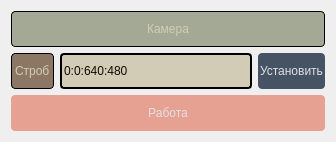
First picture: the form in gui_files/widget_camera_control.ui, repository orizonti/PROJ_TRACKING_PROB, before the edit.
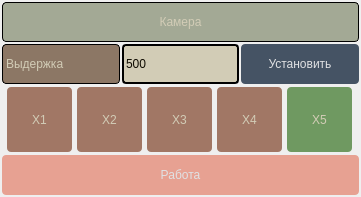
Second picture: the form after the edit. Icons and pictures are not drawn.

What changed in the file:
```diff
--- a/gui_files/widget_camera_control.ui
+++ b/gui_files/widget_camera_control.ui
@@ -6,8 +6,8 @@
    <rect>
     <x>0</x>
     <y>0</y>
-    <width>336</width>
-    <height>142</height>
+    <width>361</width>
+    <height>197</height>
    </rect>
   </property>
   <property name="windowTitle">
@@ -1320,6 +1320,21 @@
 }</string>
   </property>
   <layout class="QGridLayout" name="gridLayout">
+   <property name="leftMargin">
+    <number>2</number>
+   </property>
+   <property name="topMargin">
+    <number>2</number>
+   </property>
+   <property name="rightMargin">
+    <number>2</number>
+   </property>
+   <property name="bottomMargin">
+    <number>2</number>
+   </property>
+   <property name="spacing">
+    <number>2</number>
+   </property>
    <item row="0" column="0">
     <widget class="QLabel" name="label">
      <property name="styleSheet">
@@ -1356,14 +1371,14 @@
 }</string>
        </property>
        <property name="text">
-        <string>Строб</string>
+        <string>Выдержка</string>
        </property>
       </widget>
      </item>
      <item>
       <widget class="QLineEdit" name="lineEditROI">
        <property name="sizePolicy">
-        <sizepolicy hsizetype="Expanding" vsizetype="Minimum">
+        <sizepolicy hsizetype="Preferred" vsizetype="Minimum">
          <horstretch>0</horstretch>
          <verstretch>0</verstretch>
         </sizepolicy>
@@ -1381,14 +1396,14 @@
 }</string>
        </property>
        <property name="text">
-        <string>0:0:640:480</string>
+        <string>500</string>
        </property>
       </widget>
      </item>
      <item>
       <widget class="QPushButton" name="butSetCameraROI">
        <property name="sizePolicy">
-        <sizepolicy hsizetype="Minimum" vsizetype="Minimum">
+        <sizepolicy hsizetype="Preferred" vsizetype="Minimum">
          <horstretch>0</horstretch>
          <verstretch>0</verstretch>
         </sizepolicy>
@@ -1457,7 +1472,7 @@
      </item>
     </layout>
    </item>
-   <item row="2" column="0">
+   <item row="3" column="0">
     <widget class="QPushButton" name="butStartStopWork">
      <property name="sizePolicy">
       <sizepolicy hsizetype="Minimum" vsizetype="Minimum">
@@ -1540,6 +1555,245 @@
      </property>
     </widget>
    </item>
+   <item row="2" column="0">
+    <widget class="QGroupBox" name="groupBox">
+     <property name="styleSheet">
+      <string notr="true">QGroupBox
+{
+border: 0px solid line black;
+}
+
+QPushButton {
+	
+	
+	
+	
+	background-color: rgba(129, 69, 44,180);
+
+	color: rgb(210, 204, 182);
+
+  border-radius: 4px;
+  padding: 2px;
+  outline: none;
+  border: none;
+	font: 600 12pt &quot;Ubuntu&quot;;
+}
+
+QPushButton:disabled {
+  background-color: #455364;
+  color: #9DA9B5;
+  border-radius: 4px;
+  padding: 2px;
+}
+
+QPushButton:checked {
+	background-color: rgba(35, 102, 12,160);
+  border-radius: 4px;
+  padding: 2px;
+  outline: none;
+	font: 600 12pt &quot;Ubuntu&quot;;
+}
+
+QPushButton:checked:disabled {
+  background-color: #60798B;
+  color: #9DA9B5;
+  border-radius: 4px;
+  padding: 2px;
+  outline: none;
+}
+
+QPushButton:checked:selected {
+  background: #60798B;
+}
+
+QPushButton:hover {
+  background-color: #54687A;
+  color: #E0E1E3;
+}
+
+QPushButton:pressed {
+  background-color: #60798B;
+}
+
+QPushButton:selected {
+  background: #60798B;
+  color: #E0E1E3;
+}
+
+QPushButton::menu-indicator {
+  subcontrol-origin: padding;
+  subcontrol-position: bottom right;
+  bottom: 4px;
+	background-color: rgb(210, 204, 182);
+}
+
+QDialogButtonBox QPushButton {
+  /* Issue #194 #248 - Special case of QPushButton inside dialogs, for better UI */
+  min-width: 80px;
+}</string>
+     </property>
+     <property name="title">
+      <string/>
+     </property>
+     <layout class="QHBoxLayout" name="horizontalLayout_2">
+      <property name="spacing">
+       <number>2</number>
+      </property>
+      <property name="leftMargin">
+       <number>2</number>
+      </property>
+      <property name="topMargin">
+       <number>1</number>
+      </property>
+      <property name="rightMargin">
+       <number>2</number>
+      </property>
+      <property name="bottomMargin">
+       <number>1</number>
+      </property>
+      <item>
+       <widget class="QPushButton" name="butROI100_100">
+        <property name="minimumSize">
+         <size>
+          <width>65</width>
+          <height>65</height>
+         </size>
+        </property>
+        <property name="maximumSize">
+         <size>
+          <width>65</width>
+          <height>65</height>
+         </size>
+        </property>
+        <property name="text">
+         <string>X1</string>
+        </property>
+        <property name="checkable">
+         <bool>true</bool>
+        </property>
+        <property name="autoExclusive">
+         <bool>true</bool>
+        </property>
+       </widget>
+      </item>
+      <item>
+       <widget class="QPushButton" name="butROI200_200">
+        <property name="minimumSize">
+         <size>
+          <width>65</width>
+          <height>65</height>
+         </size>
+        </property>
+        <property name="maximumSize">
+         <size>
+          <width>65</width>
+          <height>65</height>
+         </size>
+        </property>
+        <property name="text">
+         <string>X2</string>
+        </property>
+        <property name="checkable">
+         <bool>true</bool>
+        </property>
+        <property name="autoExclusive">
+         <bool>true</bool>
+        </property>
+       </widget>
+      </item>
+      <item>
+       <widget class="QPushButton" name="butROI300_300">
+        <property name="minimumSize">
+         <size>
+          <width>65</width>
+          <height>65</height>
+         </size>
+        </property>
+        <property name="maximumSize">
+         <size>
+          <width>65</width>
+          <height>65</height>
+         </size>
+        </property>
+        <property name="text">
+         <string>X3</string>
+        </property>
+        <property name="checkable">
+         <bool>true</bool>
+        </property>
+        <property name="autoExclusive">
+         <bool>true</bool>
+        </property>
+       </widget>
+      </item>
+      <item>
+       <widget class="QPushButton" name="butROI400_400">
+        <property name="sizePolicy">
+         <sizepolicy hsizetype="Minimum" vsizetype="Preferred">
+          <horstretch>0</horstretch>
+          <verstretch>0</verstretch>
+         </sizepolicy>
+        </property>
+        <property name="minimumSize">
+         <size>
+          <width>65</width>
+          <height>65</height>
+         </size>
+        </property>
+        <property name="maximumSize">
+         <size>
+          <width>65</width>
+          <height>65</height>
+         </size>
+        </property>
+        <property name="text">
+         <string>X4</string>
+        </property>
+        <property name="checkable">
+         <bool>true</bool>
+        </property>
+        <property name="autoExclusive">
+         <bool>true</bool>
+        </property>
+       </widget>
+      </item>
+      <item>
+       <widget class="QPushButton" name="butROI500_500">
+        <property name="sizePolicy">
+         <sizepolicy hsizetype="Minimum" vsizetype="Fixed">
+          <horstretch>0</horstretch>
+          <verstretch>0</verstretch>
+         </sizepolicy>
+        </property>
+        <property name="minimumSize">
+         <size>
+          <width>65</width>
+          <height>65</height>
+         </size>
+        </property>
+        <property name="maximumSize">
+         <size>
+          <width>65</width>
+          <height>65</height>
+         </size>
+        </property>
+        <property name="text">
+         <string>X5</string>
+        </property>
+        <property name="checkable">
+         <bool>true</bool>
+        </property>
+        <property name="checked">
+         <bool>true</bool>
+        </property>
+        <property name="autoExclusive">
+         <bool>true</bool>
+        </property>
+       </widget>
+      </item>
+     </layout>
+    </widget>
+   </item>
   </layout>
  </widget>
  <resources/>
```
Left out of the diff: 4 changed lines with no effect on the pictures.
